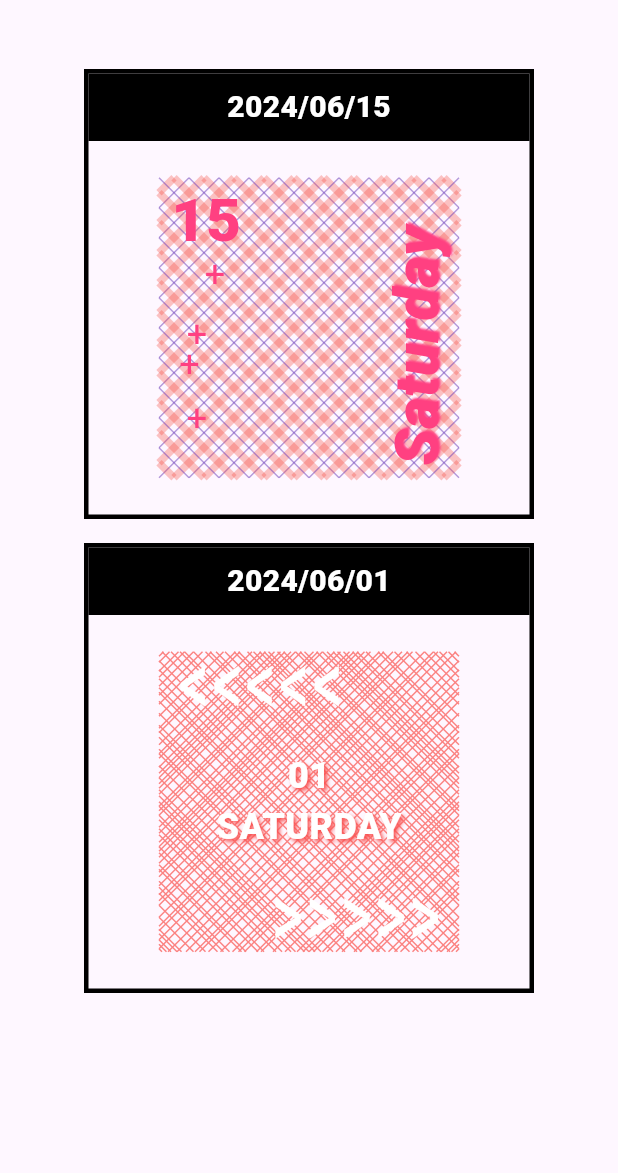
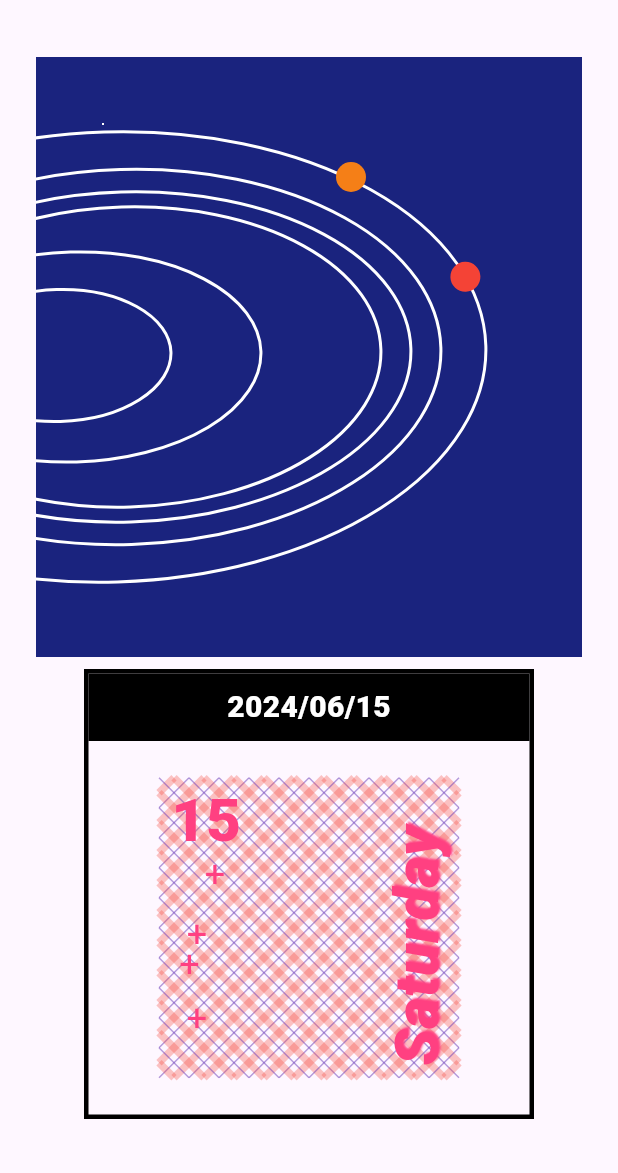
Before and after one commit to ssj24/patterns, a Flutter app: the screen it shows after launch, on a phone screen of 412 x 824 dp, the part 63-1236 px from its top. Run offline on Flutter 3.47's test engine with Material 3 defaults, Android fonts, the phone set to English and light mode, and no system bars.

Commit message:
Feat: add solar system

```diff
--- a/lib/screens/index_page.dart
+++ b/lib/screens/index_page.dart
@@ -1,9 +1,8 @@
-import 'package:flutter/cupertino.dart';
 import 'package:flutter/material.dart';
 
 import 'package:patterns/widgets/pattern_card.dart';
 import 'package:patterns/models/patterns.dart';
-import 'package:patterns/services/utils.dart';
+import 'package:patterns/widgets/solar_system.dart';
 
 class IndexPage extends StatefulWidget {
   final String title;
@@ -37,6 +36,7 @@ class _IndexPageState extends State<IndexPage> {
           child: SingleChildScrollView(
             child: Column(
               children: [
+                SolarSystem(),
                 for ( var target in patterns )
                   Padding(
                     padding: const EdgeInsets.all(8.0),
--- a/lib/services/pattern.dart
+++ b/lib/services/pattern.dart
@@ -7,8 +7,8 @@ import 'package:patterns/widgets/dates/center_date.dart';
 import 'package:patterns/widgets/dates/right_bottom_day.dart';
 
 Map<String, Function()> patternMap = {
-  'IrregularDiagonalLine': () => IrregularDiagonalLine(),
-  'TwoTypeCheckPattern': () => TwoTypeCheckPattern(),
+  'IrregularDiagonalLine': () => const IrregularDiagonalLine(),
+  'TwoTypeCheckPattern': () => const TwoTypeCheckPattern(),
 };
 
 Widget getDateWidget(String className, DateTime targetTime) {
--- a/lib/widgets/dates/center_date.dart
+++ b/lib/widgets/dates/center_date.dart
@@ -1,8 +1,6 @@
 import 'package:flutter/material.dart';
 
-import 'package:patterns/widgets/pattern_card.dart';
 import 'package:patterns/services/utils.dart';
-import 'package:patterns/models/patterns.dart';
 
 class CenterDate extends StatelessWidget {
   const CenterDate({
@@ -19,7 +17,7 @@ class CenterDate extends StatelessWidget {
         mainAxisAlignment: MainAxisAlignment.center,
         children: [
           Text(dateFormatter(target, option: 1),
-            style: TextStyle(
+            style: const TextStyle(
               // backgroundColor: Colors.white,
               fontWeight: FontWeight.w900,
               fontSize: 24,
@@ -34,7 +32,7 @@ class CenterDate extends StatelessWidget {
             ),
           ),
           Text(getWeekday(target).toUpperCase(),
-            style: TextStyle(
+            style: const TextStyle(
               // backgroundColor: Colors.white,
               fontWeight: FontWeight.w900,
               fontSize: 24,
--- a/lib/widgets/dates/right_bottom_day.dart
+++ b/lib/widgets/dates/right_bottom_day.dart
@@ -1,8 +1,5 @@
-import 'package:flutter/cupertino.dart';
 import 'package:flutter/material.dart';
-import 'package:flutter/widgets.dart';
 
-import 'package:patterns/widgets/pattern_card.dart';
 import 'package:patterns/services/utils.dart';
 
 class RightBottomDay extends StatelessWidget {
@@ -24,7 +21,7 @@ class RightBottomDay extends StatelessWidget {
           child: Stack(
             children: [
               Text(dateFormatter(target, option: 1),
-                style: TextStyle(
+                style: const TextStyle(
                   // backgroundColor: Colors.white,
                   fontWeight: FontWeight.w900,
                   fontSize: 40,
@@ -38,7 +35,7 @@ class RightBottomDay extends StatelessWidget {
                 child: RotatedBox(
                   quarterTurns: 3,
                   child: Text(getWeekday(target).substring(0, 1).toUpperCase() + getWeekday(target).substring(1),
-                    style: TextStyle(
+                    style: const TextStyle(
                       // backgroundColor: Colors.white,
                       fontStyle: FontStyle.italic,
                       fontWeight: FontWeight.w900,
--- a/lib/widgets/pattern_card.dart
+++ b/lib/widgets/pattern_card.dart
@@ -2,7 +2,6 @@ import 'package:flutter/material.dart';
 import 'package:patterns/models/patterns.dart';
 import 'package:patterns/services/pattern.dart';
 import '../services/utils.dart';
-import 'dates/center_date.dart';
 
 
 class PatternCard extends StatefulWidget {
@@ -39,7 +38,7 @@ class _PatternCardState extends State<PatternCard> {
                   child: Center(
                     child: Text(
                       dateFormatter(widget.target.date),
-                      style: TextStyle(
+                      style: const TextStyle(
                         fontWeight: FontWeight.w900,
                         fontSize: 20.0,
                         color: Colors.white,
--- a/lib/widgets/patterns/irregular_diagonal_line.dart
+++ b/lib/widgets/patterns/irregular_diagonal_line.dart
@@ -13,7 +13,7 @@ class IrregularDiagonalLine extends StatelessWidget {
     return Stack(
         children: [
           CustomPaint(
-            size: Size(200, 200), // 캔버스 크기
+            size: const Size(200, 200), // 캔버스 크기
             painter: IrregularDiagonalLinePainter(),
           ),
           Positioned(
@@ -23,7 +23,7 @@ class IrregularDiagonalLine extends StatelessWidget {
                 child: Transform.scale(
                   scaleX: 2,
                   scaleY: 3,
-                  child: Text(
+                  child: const Text(
                     '<<<<<',
                     style: TextStyle(
                       // backgroundColor: Colors.white,
@@ -52,7 +52,7 @@ class IrregularDiagonalLine extends StatelessWidget {
                 child: Transform.scale(
                   scaleX: 2,
                   scaleY: 3,
-                  child: Text(
+                  child: const Text(
                     '>>>>>',
                     style: TextStyle(
                       // backgroundColor: Colors.white,
--- a/lib/widgets/patterns/irregular_diagonal_line_painter.dart
+++ b/lib/widgets/patterns/irregular_diagonal_line_painter.dart
@@ -1,7 +1,6 @@
 import 'dart:math';
 import 'package:flutter/material.dart';
 
-import 'package:patterns/services/utils.dart';
 
 class IrregularDiagonalLinePainter extends CustomPainter {
   @override
@@ -16,7 +15,7 @@ class IrregularDiagonalLinePainter extends CustomPainter {
     // 페인트 객체 생성
     Paint paint = Paint()
       // ..color = getRandomColor().withOpacity(0.3) // 라인 색상
-      ..color = Color(0xffFB8281) // 라인 색상
+      ..color = const Color(0xffFB8281) // 라인 색상
       ..strokeWidth = 1.0; // 라인 두께
     double i = 0.0;
     // 대각선 라인 그리기
--- a/lib/widgets/patterns/two_type_check_pattern.dart
+++ b/lib/widgets/patterns/two_type_check_pattern.dart
@@ -1,7 +1,6 @@
 import 'package:flutter/material.dart';
 import 'package:patterns/widgets/patterns/two_type_check_pattern_painter.dart';
 
-import 'irregular_diagonal_line_painter.dart';
 
 class TwoTypeCheckPattern extends StatelessWidget {
   const TwoTypeCheckPattern({
@@ -14,14 +13,14 @@ class TwoTypeCheckPattern extends StatelessWidget {
     return Stack(
         children: [
           CustomPaint(
-            size: Size(200, 200), // 캔버스 크기
+            size: const Size(200, 200), // 캔버스 크기
             painter: TwoTypeCheckPatternPainter(),
           ),
-          Positioned(
+          const Positioned(
               top: 40,
               left: 22,
               child: Padding(
-                padding: const EdgeInsets.all(8.0),
+                padding: EdgeInsets.all(8.0),
                 child: Text(
                   '+',
                   style: TextStyle(
@@ -35,11 +34,11 @@ class TwoTypeCheckPattern extends StatelessWidget {
                 ),
               )
           ),
-          Positioned(
+          const Positioned(
               top: 80,
               left: 10,
               child: Padding(
-                padding: const EdgeInsets.all(8.0),
+                padding: EdgeInsets.all(8.0),
                 child: Text(
                   '+',
                   style: TextStyle(
@@ -53,11 +52,11 @@ class TwoTypeCheckPattern extends StatelessWidget {
                 ),
               )
           ),
-          Positioned(
+          const Positioned(
               top: 100,
               left: 5,
               child: Padding(
-                padding: const EdgeInsets.all(8.0),
+                padding: EdgeInsets.all(8.0),
                 child: Text(
                   '+',
                   style: TextStyle(
@@ -71,11 +70,11 @@ class TwoTypeCheckPattern extends StatelessWidget {
                 ),
               )
           ),
-          Positioned(
+          const Positioned(
               bottom: 14,
               left: 10,
               child: Padding(
-                padding: const EdgeInsets.all(8.0),
+                padding: EdgeInsets.all(8.0),
                 child: Text(
                   '+',
                   style: TextStyle(
--- a/lib/widgets/patterns/two_type_check_pattern_painter.dart
+++ b/lib/widgets/patterns/two_type_check_pattern_painter.dart
@@ -1,6 +1,5 @@
 import 'package:flutter/material.dart';
 
-import 'package:patterns/services/utils.dart';
 
 class TwoTypeCheckPatternPainter extends CustomPainter {
   @override
--- /dev/null
+++ b/lib/widgets/solar_system.dart
@@ -0,0 +1,272 @@
+import 'dart:math';
+
+import 'package:flutter/material.dart';
+
+class SolarSystem extends StatefulWidget {
+  const SolarSystem({super.key});
+
+  @override
+  State<SolarSystem> createState() => _SolarSystemState();
+}
+
+class _SolarSystemState extends State<SolarSystem>  with SingleTickerProviderStateMixin {
+  late AnimationController _controller;
+  @override
+  void initState() {
+    super.initState();
+    _controller = AnimationController(
+      duration: const Duration(seconds: 4),
+      vsync: this,
+    )..repeat();
+  }
+
+  @override
+  void dispose() {
+    _controller.dispose();
+    super.dispose();
+  }
+
+  List<Positioned> generatePositionedWidgets(int count) {
+    return List<Positioned>.generate(count, (index) {
+      double top = Random().nextDouble() * 400; // Random top position between 0 and 200
+      double left = Random().nextDouble() * 400;
+      double width = Random().nextDouble() * 10;
+      double height = Random().nextDouble() * 20;
+      return Positioned(
+        top: top,
+        left: left,
+        child: Container(
+          width: width,
+          height: width,
+          decoration: BoxDecoration(
+              color: Colors.white.withOpacity(0.8),
+              borderRadius: BorderRadius.circular(50)
+          ),
+        ),
+      );
+    });
+  }
+
+  @override
+  Widget build(BuildContext context) {
+    return Container(
+      decoration: BoxDecoration(
+        color: Colors.indigo.shade900,
+      ),
+      child: SizedBox(
+        width: 400,
+        height: 400,
+        child: Stack(
+          children: [
+            Positioned(
+              left: -200,
+              top: 50,
+              child: Transform.rotate(
+                angle: -0.03,
+                child: CustomPaint(
+                  size: const Size(500, 300),
+                  painter: OvalBorderPainter(
+                    borderColor: Colors.white,
+                    borderWidth: 2,
+                  ),
+                  child: SizedBox(
+                    width: 500,
+                    height: 300,
+                    child: AnimatedBuilder(
+                      animation: _controller,
+                      builder: (context, child) {
+                        final angle = _controller.value * 2 * pi;
+                        final x = 250 + 250 * cos(angle);
+                        final y = 150 + 150 * sin(angle);
+                        return Stack(
+                          children: [
+                            Positioned(
+                              left: x - 10,
+                              top: y - 10,
+                              child: child!,
+                            ),
+                          ],
+                        );
+                      },
+                      child: Container(
+                        width: 20,
+                        height: 20,
+                        decoration: BoxDecoration(
+                          color: Colors.red,
+                          shape: BoxShape.circle,
+                        ),
+                      ),
+                    ),
+                  ),
+                ),
+              )
+            ),
+            Positioned(
+              left: 200,
+              top: 70,
+              child: Container(
+                width: 20,
+                height: 20,
+                decoration: BoxDecoration(
+                  color: Colors.yellow.shade900,
+                  borderRadius: BorderRadius.circular(50)
+                ),
+              ),
+            ),
+            Positioned(
+                left: -150,
+                top: 75,
+                child: Transform.rotate(
+                  angle: -0.03,
+                  child: CustomPaint(
+                    size: const Size(420, 250),
+                    painter: OvalBorderPainter(
+                      borderColor: Colors.white,
+                      borderWidth: 2,
+                    ),
+                  ),
+                )
+            ),
+            Positioned(
+                left: -130,
+                top: 90,
+                child: Transform.rotate(
+                  angle: -0.03,
+                  child: CustomPaint(
+                    size: const Size(380, 220),
+                    painter: OvalBorderPainter(
+                      borderColor: Colors.white,
+                      borderWidth: 2,
+                    ),
+                  ),
+                )
+            ),
+            Positioned(
+                left: -110,
+                top: 100,
+                child: Transform.rotate(
+                  angle: -0.03,
+                  child: CustomPaint(
+                    size: const Size(340, 200),
+                    painter: OvalBorderPainter(
+                      borderColor: Colors.white,
+                      borderWidth: 2,
+                    ),
+                  ),
+                )
+            ),
+            Positioned(
+                left: -100,
+                top: 130,
+                child: Transform.rotate(
+                  angle: -0.03,
+                  child: CustomPaint(
+                    size: const Size(250, 140),
+                    painter: OvalBorderPainter(
+                      borderColor: Colors.white,
+                      borderWidth: 2,
+                    ),
+                  ),
+                )
+            ),
+            Positioned(
+                left: -60,
+                top: 155,
+                child: Transform.rotate(
+                  angle: -0.03,
+                  child: CustomPaint(
+                    size: const Size(150, 88),
+                    painter: OvalBorderPainter(
+                      borderColor: Colors.white,
+                      borderWidth: 2,
+                    ),
+                  ),
+                )
+            ),
+            ...generatePositionedWidgets(30)
+
+          ],
+        )
+      ),
+    );
+  }
+}
+
+class OvalBorderPainter extends CustomPainter {
+  final Color borderColor;
+  final double borderWidth;
+
+  OvalBorderPainter({required this.borderColor, required this.borderWidth});
+
+  @override
+  void paint(Canvas canvas, Size size) {
+    final Paint paint = Paint()
+      ..color = borderColor
+      ..style = PaintingStyle.stroke
+      ..strokeWidth = borderWidth;
+
+    final Rect rect = Rect.fromLTWH(0, 0, size.width, size.height);
+    canvas.drawOval(rect, paint);
+  }
+
+  @override
+  bool shouldRepaint(OvalBorderPainter oldDelegate) {
+    return oldDelegate.borderColor != borderColor ||
+        oldDelegate.borderWidth != borderWidth;
+  }
+}
+
+class PositionedTransitionExample extends StatefulWidget {
+  @override
+  _PositionedTransitionExampleState createState() =>
+      _PositionedTransitionExampleState();
+}
+
+class _PositionedTransitionExampleState
+    extends State<PositionedTransitionExample>
+    with SingleTickerProviderStateMixin {
+  late AnimationController _controller;
+  late Animation<RelativeRect> _animation;
+
+  @override
+  void initState() {
+    super.initState();
+    _controller = AnimationController(
+      duration: const Duration(seconds: 2),
+      vsync: this,
+    );
+
+    _animation = RelativeRectTween(
+      begin: RelativeRect.fromLTRB(0, 0, 380, 70),
+      end: RelativeRect.fromLTRB(20, 20, 0, 0),
+    ).animate(_controller);
+
+    // Start the animation
+    _controller.repeat(reverse: true);
+  }
+
+  @override
+  void dispose() {
+    _controller.dispose();
+    super.dispose();
+  }
+
+  @override
+  Widget build(BuildContext context) {
+    return Stack(
+      children: [
+        PositionedTransition(
+          rect: _animation,
+          child: Container(
+            width: 20,
+            height: 20,
+            decoration: BoxDecoration(
+              color: Colors.blue,
+              borderRadius: BorderRadius.circular(50)
+            ),
+          ),
+        ),
+      ],
+    );
+  }
+}
```
Also changed, not shown: pubspec.lock.
